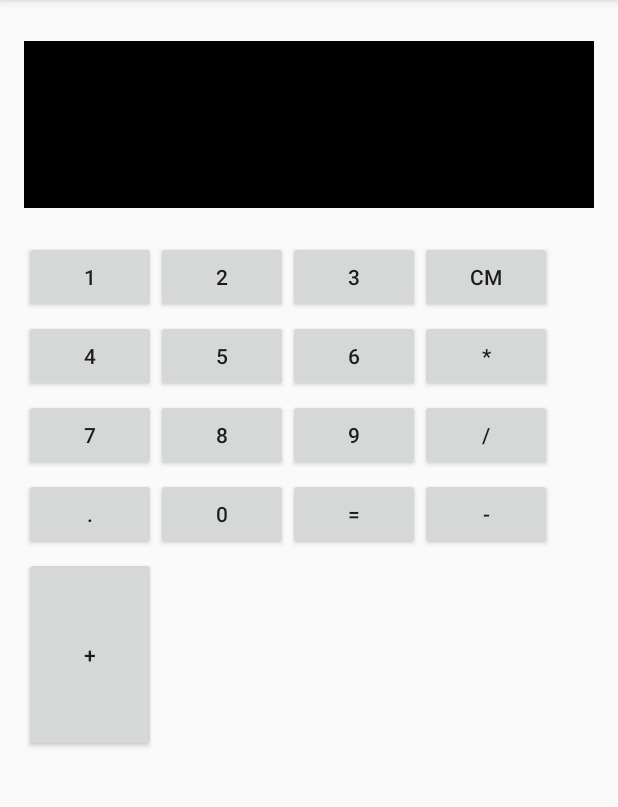
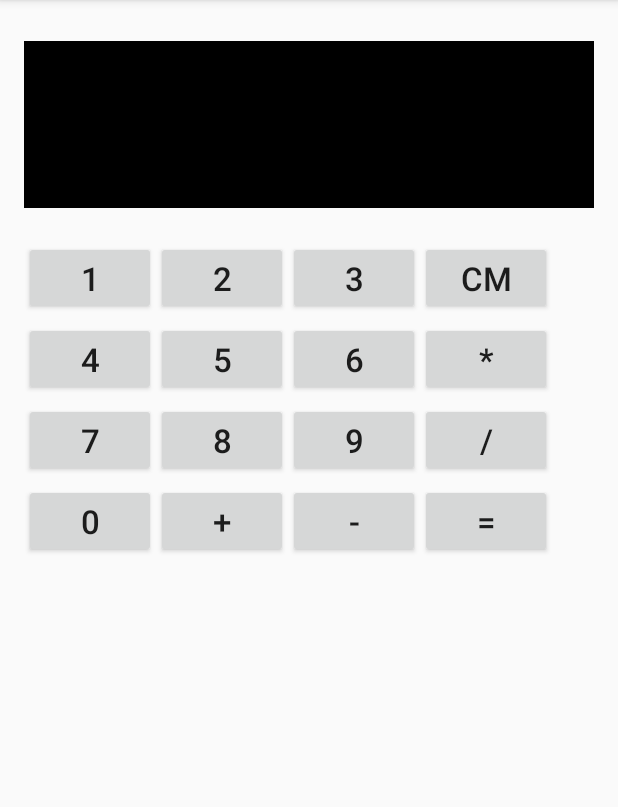
Before and after one commit to MahmoudSharif/Android-Simple-Calc, an Android app: the screen it shows after launch (MainActivity), on a phone screen of 412 x 824 dp, the part 84-891 px from its top. Run offline under Robolectric (Android 15) with nearby library versions, the phone set to English and light mode, and no system bars.

Commit message:
Increase Buttons Font & Remove Dot

```diff
--- a/app/src/main/java/com/example/msharif/calco/MainActivity.java
+++ b/app/src/main/java/com/example/msharif/calco/MainActivity.java
@@ -9,10 +9,10 @@ import android.widget.TextView;
 
 public class MainActivity extends AppCompatActivity {
 
-    static double result = 0;
+    static int result = 0;
     static String operator = "";
 
-    private void doCalc(double num){
+    private void doCalc(int num){
         TextView txtResult = (TextView) findViewById(R.id.txtresult);
         txtResult.setText(txtResult.getText().toString() + String.valueOf(num));
         if(result >0)
--- a/app/src/main/res/layout/activity_main.xml
+++ b/app/src/main/res/layout/activity_main.xml
@@ -38,28 +38,33 @@
                 android:layout_height="wrap_content"
                 android:text="1"
                 android:id="@+id/btn1"
-                android:onClick="btn1_click" />
+                android:onClick="btn1_click"
+                android:textSize="10pt"
+                />
 
             <Button
                 android:layout_width="wrap_content"
                 android:layout_height="wrap_content"
                 android:text="2"
                 android:id="@+id/btn2"
-                android:onClick="btn2_click" />
+                android:onClick="btn2_click"
+                android:textSize="10pt"/>
 
             <Button
                 android:layout_width="wrap_content"
                 android:layout_height="wrap_content"
                 android:text="3"
                 android:id="@+id/btn3"
-                android:onClick="btn3_click" />
+                android:onClick="btn3_click"
+                android:textSize="10pt"/>
 
             <Button
                 android:layout_width="wrap_content"
                 android:layout_height="wrap_content"
                 android:text="CM"
                 android:id="@+id/btnClear"
-                android:onClick="btnClear_click" />
+                android:onClick="btnClear_click"
+                android:textSize="10pt"/>
         </LinearLayout>
         <LinearLayout
             android:layout_width="wrap_content"
@@ -71,28 +76,32 @@
                 android:layout_height="wrap_content"
                 android:text="4"
                 android:id="@+id/btn4"
-                android:onClick="btn4_click" />
+                android:onClick="btn4_click"
+                android:textSize="10pt"/>
 
             <Button
                 android:layout_width="wrap_content"
                 android:layout_height="wrap_content"
                 android:text="5"
                 android:id="@+id/btn5"
-                android:onClick="btn5_click" />
+                android:onClick="btn5_click"
+                android:textSize="10pt"/>
 
             <Button
                 android:layout_width="wrap_content"
                 android:layout_height="wrap_content"
                 android:text="6"
                 android:id="@+id/btn6"
-                android:onClick="btn6_click" />
+                android:onClick="btn6_click"
+                android:textSize="10pt"/>
 
             <Button
                 android:layout_width="wrap_content"
                 android:layout_height="wrap_content"
                 android:text="*"
                 android:id="@+id/btnMultiply"
-                android:onClick="btnMultiply_click" />
+                android:onClick="btnMultiply_click"
+                android:textSize="10pt"/>
         </LinearLayout>
         <LinearLayout
             android:layout_width="wrap_content"
@@ -104,62 +113,72 @@
                 android:layout_height="wrap_content"
                 android:text="7"
                 android:id="@+id/btn7"
-                android:onClick="btn7_click" />
+                android:onClick="btn7_click"
+                android:textSize="10pt"/>
 
             <Button
                 android:layout_width="wrap_content"
                 android:layout_height="wrap_content"
                 android:text="8"
                 android:id="@+id/btn8"
-                android:onClick="btn8_click" />
+                android:onClick="btn8_click"
+                android:textSize="10pt"/>
 
             <Button
                 android:layout_width="wrap_content"
                 android:layout_height="wrap_content"
                 android:text="9"
                 android:id="@+id/btn9"
-                android:onClick="btn9_click" />
+                android:onClick="btn9_click"
+                android:textSize="10pt"/>
 
             <Button
                 android:layout_width="wrap_content"
                 android:layout_height="wrap_content"
                 android:text="/"
                 android:id="@+id/btnDevi"
-                android:onClick="btnDevi_click" />
+                android:onClick="btnDevi_click"
+                android:textSize="10pt"/>
         </LinearLayout>
 
         <LinearLayout
             android:layout_width="wrap_content"
             android:layout_height="wrap_content"
             android:layout_marginTop="2pt">
-            <Button
-                android:layout_width="wrap_content"
-                android:layout_height="wrap_content"
-                android:text="."
-                android:id="@+id/btnDot"
-                android:onClick="btnDot_click" />
+
 
             <Button
                 android:layout_width="wrap_content"
                 android:layout_height="wrap_content"
                 android:text="0"
                 android:id="@+id/btn0"
-                android:onClick="btn0_click" />
+                android:onClick="btn0_click"
+                android:textSize="10pt"/>
+
 
             <Button
                 android:layout_width="wrap_content"
                 android:layout_height="wrap_content"
-                android:text="="
-                android:id="@+id/btnEqual"
-                android:onClick="btnEqual_click" />
+                android:text="+"
+                android:layout_gravity="end"
+                android:id="@+id/btnPlus"
+                android:onClick="btnPlus_click"
+                android:textSize="10pt"/>
 
             <Button
                 android:layout_width="wrap_content"
                 android:layout_height="wrap_content"
                 android:text="-"
                 android:id="@+id/btnMinus"
-                android:onClick="btnMinus_click" />
-
+                android:onClick="btnMinus_click"
+                android:textSize="10pt"/>
+            <Button
+                android:layout_width="wrap_content"
+                android:layout_height="wrap_content"
+                android:text="="
+                android:id="@+id/btnEqual"
+                android:onClick="btnEqual_click"
+                android:textSize="10pt"/>
 
         </LinearLayout>
     <LinearLayout
@@ -167,14 +186,7 @@
         android:layout_height="wrap_content"
         android:layout_marginTop="2pt"
         android:gravity="end">
-            <Button
-                android:layout_width="wrap_content"
-                android:layout_height="130dp"
-                android:text="+"
-                android:layout_gravity="end"
-                android:height="20pt"
-                android:id="@+id/btnPlus"
-                android:onClick="btnPlus_click" />
+
 
     </LinearLayout>
     </LinearLayout>
```
